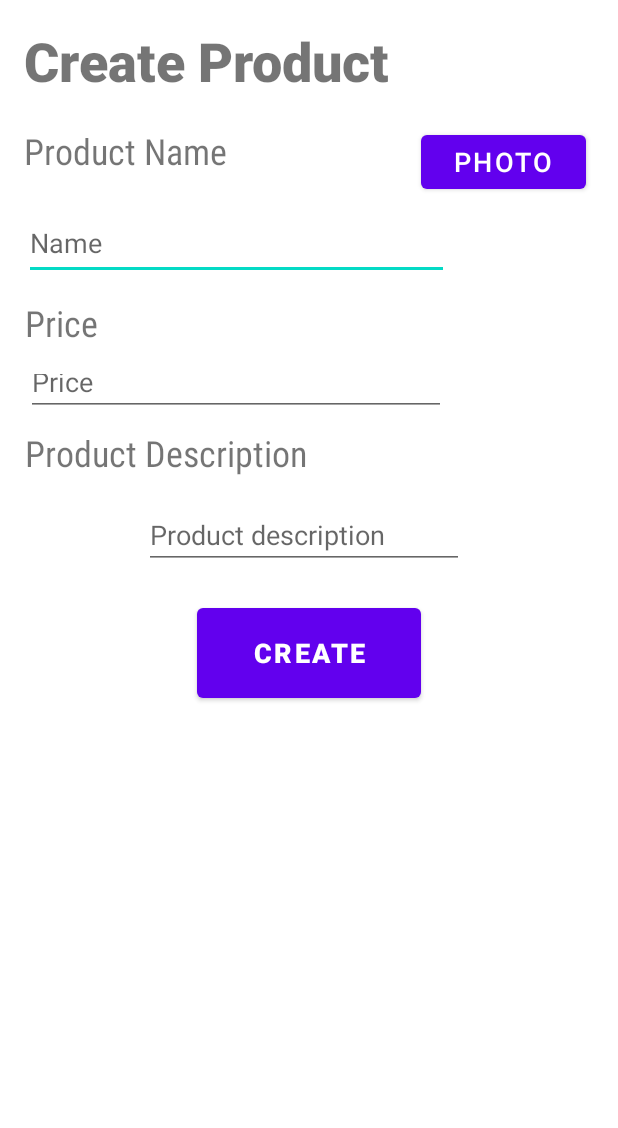
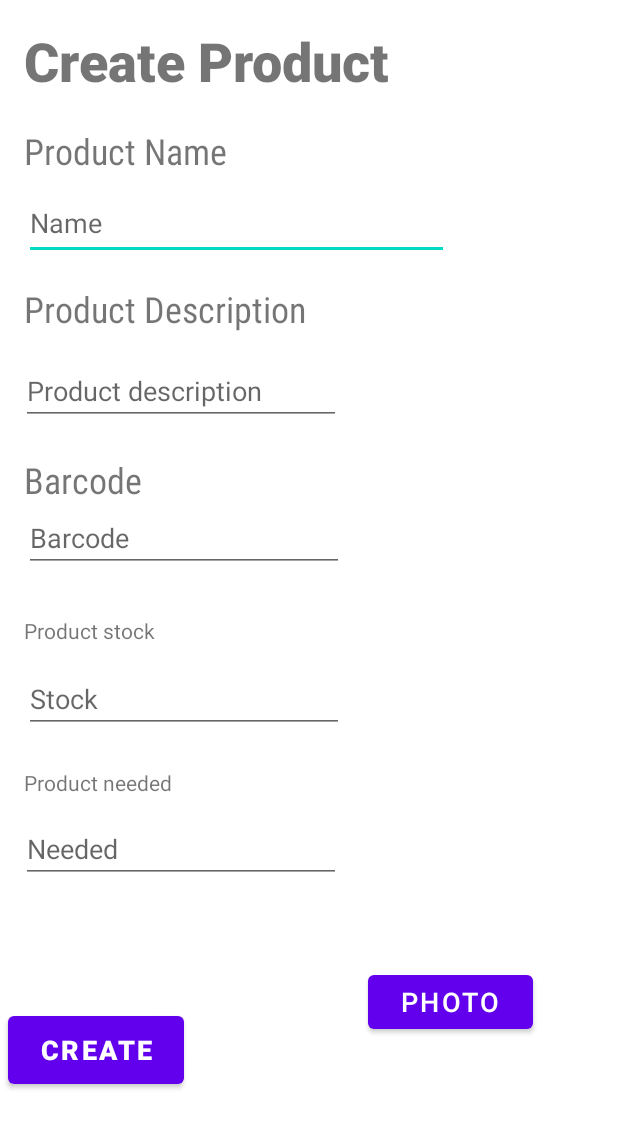
Before and after one commit to RafaelJCamara/ShopIST, an Android app: the layout create_product.xml on its own in the app's theme, with its tools: preview values and no code run, on a phone screen of 412 x 824 dp. Shown: the top 1128 px of the screen. Run offline under Robolectric (Android 15) with nearby library versions, the phone set to English and light mode, and no system bars.

Commit message:
Fix to add products to pantry list (missing render on frontend)

```diff
--- a/app/src/main/res/layout/create_product.xml
+++ b/app/src/main/res/layout/create_product.xml
@@ -10,23 +10,48 @@
         android:layout_width="match_parent"
         android:layout_height="match_parent">
 
+        <EditText
+            android:id="@+id/productBarcode"
+            android:layout_width="wrap_content"
+            android:layout_height="0dp"
+            android:ems="10"
+            android:hint="Barcode"
+            android:inputType="textPersonName"
+            app:layout_constraintEnd_toEndOf="parent"
+            app:layout_constraintHorizontal_bias="0.079"
+            app:layout_constraintStart_toStartOf="parent"
+            app:layout_constraintTop_toBottomOf="@+id/barcode" />
+
+        <TextView
+            android:id="@+id/barcode"
+            android:layout_width="wrap_content"
+            android:layout_height="wrap_content"
+            android:layout_marginTop="20dp"
+            android:fontFamily="sans-serif-condensed"
+            android:text="Barcode"
+            android:textSize="24sp"
+            app:layout_constraintEnd_toEndOf="parent"
+            app:layout_constraintHorizontal_bias="0.048"
+            app:layout_constraintStart_toStartOf="parent"
+            app:layout_constraintTop_toBottomOf="@+id/edit_product_description" />
+
         <Button
             android:id="@+id/photo_button"
             android:layout_width="110dp"
             android:layout_height="48dp"
             android:layout_marginStart="24dp"
-            android:layout_marginTop="16dp"
+            android:layout_marginTop="576dp"
             android:text="Photo"
             android:textSize="18sp"
             app:layout_constraintEnd_toEndOf="parent"
-            app:layout_constraintHorizontal_bias="0.192"
+            app:layout_constraintHorizontal_bias="0.508"
             app:layout_constraintStart_toEndOf="@+id/product_name_text"
             app:layout_constraintTop_toBottomOf="@+id/create_product_text" />
 
         <TextView
             android:id="@+id/product_name_text"
-            android:layout_width="235dp"
-            android:layout_height="45dp"
+            android:layout_width="147dp"
+            android:layout_height="32dp"
             android:layout_marginStart="16dp"
             android:layout_marginTop="16dp"
             android:fontFamily="sans-serif-condensed"
@@ -50,43 +75,17 @@
             app:layout_constraintTop_toBottomOf="@+id/product_name_text" />
 
         <TextView
-            android:id="@+id/product_price_text"
-            android:layout_width="wrap_content"
-            android:layout_height="wrap_content"
-            android:layout_marginTop="12dp"
-            android:fontFamily="sans-serif-condensed"
-            android:text="Price"
-            android:textSize="24sp"
-            app:layout_constraintEnd_toEndOf="parent"
-            app:layout_constraintHorizontal_bias="0.046"
-            app:layout_constraintStart_toStartOf="parent"
-            app:layout_constraintTop_toBottomOf="@+id/edit_product_name" />
-
-        <EditText
-            android:id="@+id/edit_product_price"
-            android:layout_width="280dp"
-            android:layout_height="38dp"
-            android:layout_marginTop="8dp"
-            android:ems="10"
-            android:inputType="textPersonName"
-            android:hint="Price"
-            app:layout_constraintEnd_toEndOf="parent"
-            app:layout_constraintHorizontal_bias="0.129"
-            app:layout_constraintStart_toStartOf="parent"
-            app:layout_constraintTop_toBottomOf="@+id/product_price_text" />
-
-        <TextView
             android:id="@+id/product_description_text"
             android:layout_width="wrap_content"
             android:layout_height="wrap_content"
-            android:layout_marginTop="8dp"
+            android:layout_marginTop="16dp"
             android:fontFamily="sans-serif-condensed"
             android:text="Product Description"
             android:textSize="24sp"
             app:layout_constraintEnd_toEndOf="parent"
-            app:layout_constraintHorizontal_bias="0.075"
+            app:layout_constraintHorizontal_bias="0.071"
             app:layout_constraintStart_toStartOf="parent"
-            app:layout_constraintTop_toBottomOf="@+id/edit_product_price" />
+            app:layout_constraintTop_toBottomOf="@+id/edit_product_name" />
 
         <EditText
             android:id="@+id/edit_product_description"
@@ -97,7 +96,7 @@
             android:hint="Product description"
             android:inputType="textPersonName"
             app:layout_constraintEnd_toEndOf="parent"
-            app:layout_constraintHorizontal_bias="0.484"
+            app:layout_constraintHorizontal_bias="0.069"
             app:layout_constraintStart_toStartOf="parent"
             app:layout_constraintTop_toBottomOf="@+id/product_description_text" />
 
@@ -117,15 +116,66 @@
 
         <Button
             android:id="@+id/CreateProductButton"
-            android:layout_width="149dp"
-            android:layout_height="72dp"
-            android:layout_marginTop="20dp"
+            android:layout_width="117dp"
+            android:layout_height="57dp"
+            android:layout_marginTop="388dp"
             android:fontFamily="sans-serif-black"
             android:text="Create"
             android:textSize="18sp"
             app:layout_constraintEnd_toEndOf="parent"
+            app:layout_constraintHorizontal_bias="0.017"
             app:layout_constraintStart_toStartOf="parent"
             app:layout_constraintTop_toBottomOf="@+id/edit_product_description" />
+
+        <TextView
+            android:id="@+id/productStock"
+            android:layout_width="wrap_content"
+            android:layout_height="wrap_content"
+            android:text="Product stock"
+            app:layout_constraintBottom_toTopOf="@+id/productStockQuantity"
+            app:layout_constraintEnd_toEndOf="parent"
+            app:layout_constraintHorizontal_bias="0.049"
+            app:layout_constraintStart_toStartOf="parent"
+            app:layout_constraintTop_toBottomOf="@+id/productBarcode"
+            app:layout_constraintVertical_bias="0.681" />
+
+        <EditText
+            android:id="@+id/productStockQuantity"
+            android:layout_width="wrap_content"
+            android:layout_height="wrap_content"
+            android:layout_marginBottom="240dp"
+            android:ems="10"
+            android:hint="Stock"
+            android:inputType="textPersonName"
+            app:layout_constraintBottom_toBottomOf="parent"
+            app:layout_constraintEnd_toEndOf="parent"
+            app:layout_constraintHorizontal_bias="0.079"
+            app:layout_constraintStart_toStartOf="parent" />
+
+        <TextView
+            android:id="@+id/productNeeded"
+            android:layout_width="wrap_content"
+            android:layout_height="wrap_content"
+            android:text="Product needed"
+            app:layout_constraintBottom_toTopOf="@+id/productNeededQuantity"
+            app:layout_constraintEnd_toEndOf="parent"
+            app:layout_constraintHorizontal_bias="0.051"
+            app:layout_constraintStart_toStartOf="parent"
+            app:layout_constraintTop_toBottomOf="@+id/productStockQuantity"
+            app:layout_constraintVertical_bias="0.653" />
+
+        <EditText
+            android:id="@+id/productNeededQuantity"
+            android:layout_width="wrap_content"
+            android:layout_height="wrap_content"
+            android:layout_marginBottom="140dp"
+            android:ems="10"
+            android:hint="Needed"
+            android:inputType="textPersonName"
+            app:layout_constraintBottom_toBottomOf="parent"
+            app:layout_constraintEnd_toEndOf="parent"
+            app:layout_constraintHorizontal_bias="0.069"
+            app:layout_constraintStart_toStartOf="parent" />
 
     </androidx.constraintlayout.widget.ConstraintLayout>
 
```
Also changed, not shown: app/src/main/java/com/example/shopist/Activities/PantryActivity.java (+63 -66 lines), app/src/main/java/com/example/shopist/Server/ServerInteraction/RetrofitInterface.java (+9 -0 lines).
